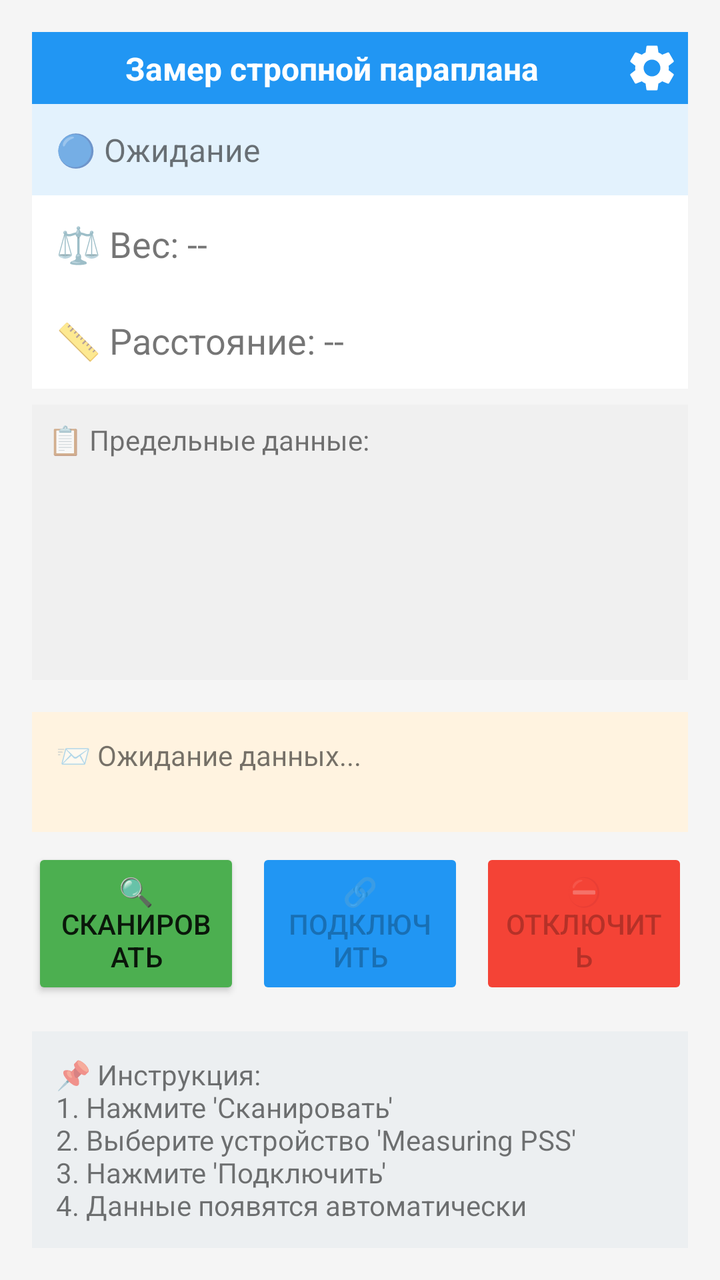
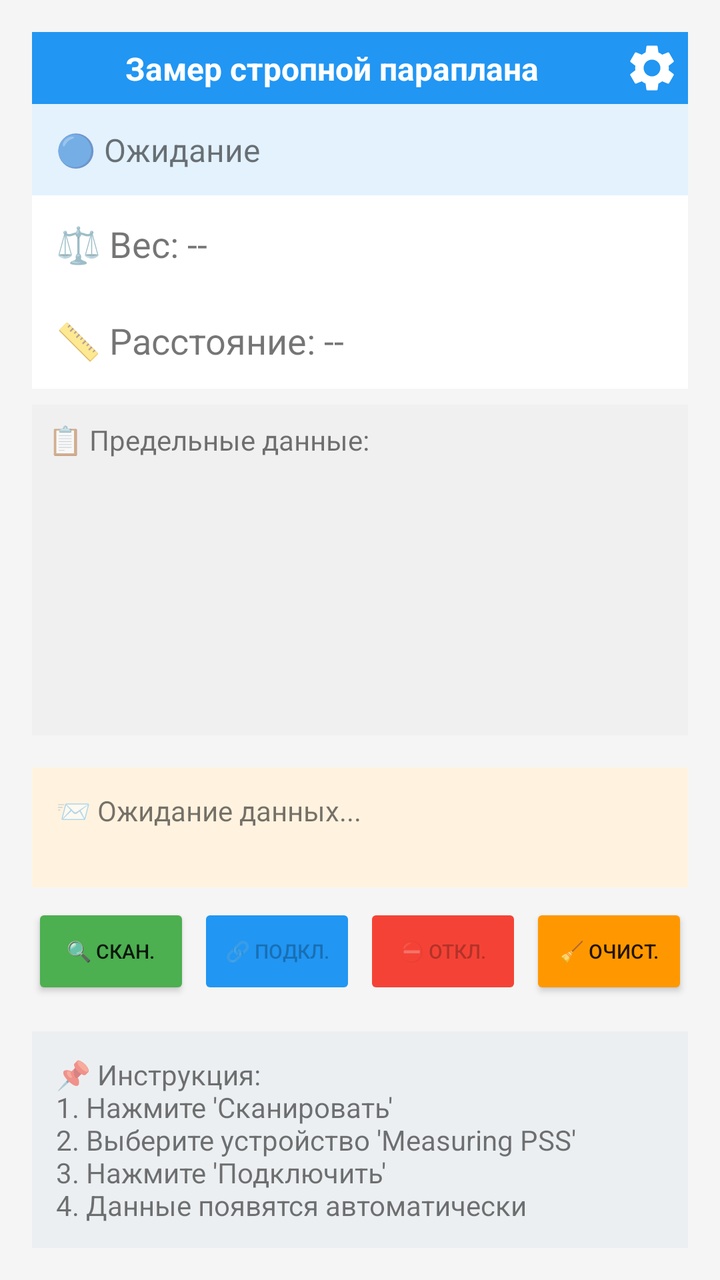

An Android layout rendered at two revisions. The XML below is the earlier revision; the diff shows what the commit changed to produce the second picture.
<!-- AndroidManifest.xml: application theme Theme.AppCompat.Light -->
<!-- res/layout/activity_main.xml -->
<?xml version="1.0" encoding="utf-8"?>
<androidx.constraintlayout.widget.ConstraintLayout xmlns:android="http://schemas.android.com/apk/res/android"
    xmlns:app="http://schemas.android.com/apk/res-auto"
    android:layout_width="match_parent"
    android:layout_height="match_parent"
    android:background="#F5F5F5"
    android:padding="16dp">

    
    <androidx.constraintlayout.widget.ConstraintLayout
        android:id="@+id/titleLayout"
        android:layout_width="0dp"
        android:layout_height="wrap_content"
        android:background="#2196F3"
        android:padding="4dp"
        app:layout_constraintEnd_toEndOf="parent"
        app:layout_constraintStart_toStartOf="parent"
        app:layout_constraintTop_toTopOf="parent">

        <TextView
            android:id="@+id/titleTextView"
            android:layout_width="0dp"
            android:layout_height="wrap_content"
            android:gravity="center"
            android:text="Замер стропной параплана"
            android:textColor="#FFFFFF"
            android:textSize="16sp"
            android:textStyle="bold"
            app:layout_constraintBottom_toBottomOf="parent"
            app:layout_constraintEnd_toStartOf="@+id/btnSettings"
            app:layout_constraintStart_toStartOf="parent"
            app:layout_constraintTop_toTopOf="parent" />

        <Button
            android:id="@+id/btnSettings"
            android:layout_width="28dp"
            android:layout_height="28dp"
            android:background="@drawable/ic_settings"
            android:backgroundTint="#FFFFFF"
            android:contentDescription="Настройки"
            android:minWidth="0dp"
            android:minHeight="0dp"
            android:padding="8dp"
            app:layout_constraintBottom_toBottomOf="parent"
            app:layout_constraintEnd_toEndOf="parent"
            app:layout_constraintTop_toTopOf="parent" />

    </androidx.constraintlayout.widget.ConstraintLayout>

    
    <TextView
        android:id="@+id/tvStatus"
        android:layout_width="0dp"
        android:layout_height="wrap_content"
        android:background="#E3F2FD"
        android:padding="12dp"
        android:text="🔵 Ожидание"
        android:textSize="16sp"
        app:layout_constraintEnd_toEndOf="parent"
        app:layout_constraintStart_toStartOf="parent"
        app:layout_constraintTop_toBottomOf="@id/titleLayout" />

    
    <TextView
        android:id="@+id/tvWeight"
        android:layout_width="0dp"
        android:layout_height="wrap_content"
        android:background="#FFFFFF"
        android:padding="12dp"
        android:text="⚖️ Вес: --"
        android:textSize="18sp"
        app:layout_constraintEnd_toEndOf="parent"
        app:layout_constraintStart_toStartOf="parent"
        app:layout_constraintTop_toBottomOf="@id/tvStatus" />

    <TextView
        android:id="@+id/tvDistance"
        android:layout_width="0dp"
        android:layout_height="wrap_content"
        android:background="#FFFFFF"
        android:padding="12dp"
        android:text="📏 Расстояние: --"
        android:textSize="18sp"
        app:layout_constraintEnd_toEndOf="parent"
        app:layout_constraintStart_toStartOf="parent"
        app:layout_constraintTop_toBottomOf="@id/tvWeight" />

    
    <ScrollView
        android:id="@+id/limitDataScrollView"
        android:layout_width="0dp"
        android:layout_height="0dp"
        android:layout_marginTop="8dp"
        android:layout_marginBottom="16dp"
        android:background="#f0f0f0"
        app:layout_constraintBottom_toTopOf="@id/bottomGroup"
        app:layout_constraintEnd_toEndOf="parent"
        app:layout_constraintStart_toStartOf="parent"
        app:layout_constraintTop_toBottomOf="@id/tvDistance">

        <TextView
            android:id="@+id/tvLimitData"
            android:layout_width="match_parent"
            android:layout_height="wrap_content"
            android:minHeight="100dp"
            android:padding="8dp"
            android:text="📋 Предельные данные:"
            android:textSize="14sp" />
    </ScrollView>

    
    <LinearLayout
        android:id="@+id/bottomGroup"
        android:layout_width="0dp"
        android:layout_height="wrap_content"
        android:orientation="vertical"
        app:layout_constraintBottom_toBottomOf="parent"
        app:layout_constraintEnd_toEndOf="parent"
        app:layout_constraintStart_toStartOf="parent">

        
        <TextView
            android:id="@+id/tvRawData"
            android:layout_width="match_parent"
            android:layout_height="wrap_content"
            android:background="#FFF3E0"
            android:minHeight="60dp"
            android:padding="12dp"
            android:text="📨 Ожидание данных..."
            android:textSize="14sp" />

        
        <LinearLayout
            android:layout_width="match_parent"
            android:layout_height="wrap_content"
            android:layout_marginTop="8dp"
            android:orientation="horizontal"
            android:weightSum="3">

            <Button
                android:id="@+id/btnScan"
                android:layout_width="0dp"
                android:layout_height="wrap_content"
                android:layout_weight="1"
                android:layout_marginEnd="8dp"
                android:backgroundTint="#4CAF50"
                android:padding="12dp"
                android:text="🔍 Сканировать" />

            <Button
                android:id="@+id/btnConnect"
                android:layout_width="0dp"
                android:layout_height="wrap_content"
                android:layout_weight="1"
                android:layout_marginEnd="8dp"
                android:backgroundTint="#2196F3"
                android:enabled="false"
                android:padding="12dp"
                android:text="🔗 Подключить" />

            <Button
                android:id="@+id/btnDisconnect"
                android:layout_width="0dp"
                android:layout_height="wrap_content"
                android:layout_weight="1"
                android:backgroundTint="#F44336"
                android:enabled="false"
                android:padding="12dp"
                android:text="⛔ Отключить" />
        </LinearLayout>

        
        <TextView
            android:layout_width="match_parent"
            android:layout_height="wrap_content"
            android:layout_marginTop="16dp"
            android:background="#ECEFF1"
            android:padding="12dp"
            android:text="📌 Инструкция:\n1. Нажмите 'Сканировать'\n2. Выберите устройство 'Measuring PSS'\n3. Нажмите 'Подключить'\n4. Данные появятся автоматически"
            android:textSize="14sp" />
    </LinearLayout>

</androidx.constraintlayout.widget.ConstraintLayout>
<!-- resources referenced by this layout -->
<resources>
  <!-- drawable ic_settings (drawable) -->
  <?xml version="1.0" encoding="utf-8"?>
  <vector xmlns:android="http://schemas.android.com/apk/res/android"
      android:width="24dp"
      android:height="24dp"
      android:viewportWidth="24"
      android:viewportHeight="24">
      <path
          android:fillColor="#000000"
          android:pathData="M19.14,12.94c0.04,-0.3 0.06,-0.61 0.06,-0.94c0,-0.32 -0.02,-0.64 -0.07,-0.94l2.03,-1.58c0.18,-0.14 0.23,-0.41 0.12,-0.61l-1.92,-3.32c-0.12,-0.22 -0.37,-0.29 -0.59,-0.22l-2.39,0.96c-0.5,-0.38 -1.03,-0.7 -1.62,-0.94L14.4,2.81c-0.04,-0.24 -0.24,-0.41 -0.48,-0.41h-3.84c-0.24,0 -0.43,0.17 -0.47,0.41L9.25,5.35C8.66,5.59 8.12,5.92 7.63,6.29L5.24,5.33c-0.22,-0.08 -0.47,0 -0.59,0.22L2.74,8.87C2.62,9.07 2.68,9.34 2.86,9.48l2.03,1.58C4.84,11.36 4.8,11.69 4.8,12s0.02,0.64 0.07,0.94l-2.03,1.58c-0.18,0.14 -0.23,0.41 -0.12,0.61l1.92,3.32c0.12,0.22 0.37,0.29 0.59,0.22l2.39,-0.96c0.5,0.38 1.03,0.7 1.62,0.94l0.36,2.54c0.05,0.24 0.24,0.41 0.48,0.41h3.84c0.24,0 0.44,-0.17 0.47,-0.41l0.36,-2.54c0.59,-0.24 1.13,-0.56 1.62,-0.94l2.39,0.96c0.22,0.08 0.47,0 0.59,-0.22l1.92,-3.32c0.12,-0.22 0.07,-0.47 -0.12,-0.61L19.14,12.94zM12,15.6c-1.98,0 -3.6,-1.62 -3.6,-3.6s1.62,-3.6 3.6,-3.6s3.6,1.62 3.6,3.6S13.98,15.6 12,15.6z"/>
  </vector>
</resources>

<!-- the commit's change to res/layout/activity_main.xml (unified diff, before → after) -->
@@ -135,38 +135,53 @@
             android:layout_height="wrap_content"
             android:layout_marginTop="8dp"
             android:orientation="horizontal"
-            android:weightSum="3">
+            android:weightSum="4"> 
 
             <Button
                 android:id="@+id/btnScan"
                 android:layout_width="0dp"
                 android:layout_height="wrap_content"
+                android:layout_marginEnd="4dp"
                 android:layout_weight="1"
-                android:layout_marginEnd="8dp"
                 android:backgroundTint="#4CAF50"
                 android:padding="12dp"
-                android:text="🔍 Сканировать" />
+                android:text="🔍 Скан."
+                android:textSize="10sp" />
 
             <Button
                 android:id="@+id/btnConnect"
                 android:layout_width="0dp"
                 android:layout_height="wrap_content"
+                android:layout_marginEnd="4dp"
                 android:layout_weight="1"
-                android:layout_marginEnd="8dp"
                 android:backgroundTint="#2196F3"
                 android:enabled="false"
                 android:padding="12dp"
-                android:text="🔗 Подключить" />
+                android:text="🔗 Подкл."
+                android:textSize="10sp" />
 
             <Button
                 android:id="@+id/btnDisconnect"
                 android:layout_width="0dp"
                 android:layout_height="wrap_content"
+                android:layout_marginEnd="4dp"
                 android:layout_weight="1"
                 android:backgroundTint="#F44336"
                 android:enabled="false"
                 android:padding="12dp"
-                android:text="⛔ Отключить" />
+                android:text="⛔ Откл."
+                android:textSize="10sp" />
+
+            
+            <Button
+                android:id="@+id/btnClear"
+                android:layout_width="0dp"
+                android:layout_height="wrap_content"
+                android:layout_weight="1"
+                android:backgroundTint="#FF9800"
+                android:padding="12dp"
+                android:text="🧹 Очист."
+                android:textSize="10sp" />
         </LinearLayout>
 
         
